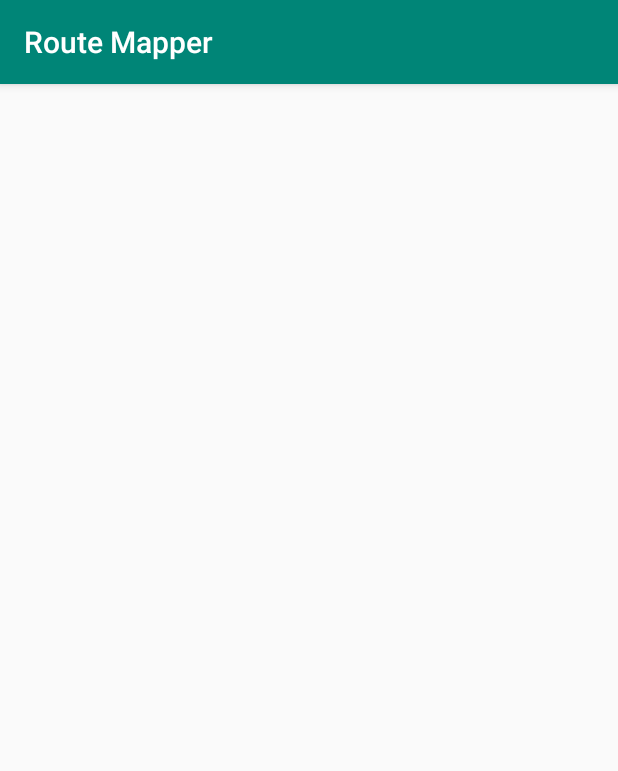
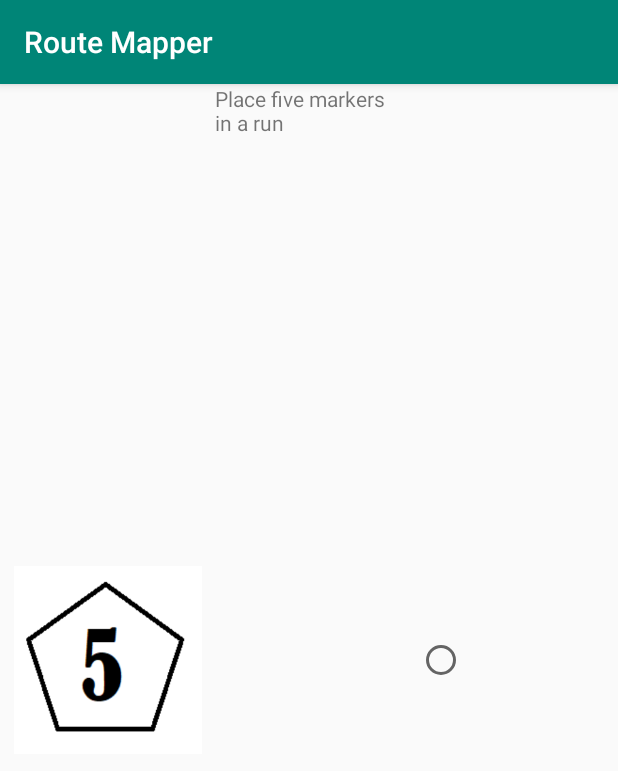
Before and after one commit to mlupo19/RouteMapper, an Android app: the screen it shows after launch (AchievementActivity), after a tap on "ACHIEVEMENTS", on a phone screen of 412 x 824 dp. Shown: the top 771 px of the screen. Run offline under Robolectric (Android 15) with nearby library versions, the phone set to English and light mode, and no system bars.

Commit message:
even even more more achieves with struggles

```diff
--- a/app/src/main/AndroidManifest.xml
+++ b/app/src/main/AndroidManifest.xml
@@ -9,6 +9,8 @@
     -->
     <uses-permission android:name="android.permission.ACCESS_FINE_LOCATION" />
     <uses-permission android:name="android.permission.ACCESS_COARSE_LOCATION" />
+    <uses-permission android:name="android.permission.READ_EXTERNAL_STORAGE" />
+    <uses-permission android:name="android.permission.WRITE_EXTERNAL_STORAGE" />
 
     <dist:module dist:instant="true" />
 
--- a/app/src/main/java/gov/unsc/routemapper/AchievementActivity.java
+++ b/app/src/main/java/gov/unsc/routemapper/AchievementActivity.java
@@ -3,7 +3,14 @@ package gov.unsc.routemapper;
 import androidx.appcompat.app.AppCompatActivity;
 
 import android.os.Bundle;
+import android.provider.MediaStore;
+import android.widget.ImageView;
 import android.widget.LinearLayout;
+import android.widget.RadioButton;
+import android.widget.TextView;
+
+import java.util.HashMap;
+import java.util.Objects;
 
 public class AchievementActivity extends AppCompatActivity {
 
@@ -14,11 +21,31 @@ public class AchievementActivity extends AppCompatActivity {
 
         LinearLayout nLayout = findViewById(R.id.nameList);
         LinearLayout pLayout = findViewById(R.id.pictureList);
+        LinearLayout vLayout = findViewById(R.id.valueList);
 
+        System.out.println(getIntent().getSerializableExtra("achieves"));
+        for (Achievement achievement : ((HashMap<String, Achievement>) getIntent().getSerializableExtra("achieves")).values()) {
+            TextView tv = new TextView(this);
+            tv.setLayoutParams(new LinearLayout.LayoutParams(
+                    LinearLayout.LayoutParams.MATCH_PARENT,
+                    LinearLayout.LayoutParams.MATCH_PARENT));
+            tv.setText(achievement.getName());
+            nLayout.addView(tv);
 
-        for (:
-             ) {
+            ImageView iv = new ImageView(this);
+            iv.setLayoutParams(new LinearLayout.LayoutParams(
+                    LinearLayout.LayoutParams.MATCH_PARENT,
+                    LinearLayout.LayoutParams.MATCH_PARENT));
+            iv.setImageResource(achievement.getImage());
+            pLayout.addView(iv);
 
+            RadioButton rb = new RadioButton(this);
+            rb.setLayoutParams(new LinearLayout.LayoutParams(
+                    LinearLayout.LayoutParams.MATCH_PARENT,
+                    LinearLayout.LayoutParams.MATCH_PARENT));
+            rb.setClickable(false);
+            rb.setChecked(achievement.isAchieved());
+            vLayout.addView(rb);
         }
     }
 }
--- a/app/src/main/java/gov/unsc/routemapper/MapsActivity.java
+++ b/app/src/main/java/gov/unsc/routemapper/MapsActivity.java
@@ -110,7 +110,7 @@ public class MapsActivity extends FragmentActivity implements OnMapReadyCallback
         distView = findViewById(R.id.distLabel);
 
         file = new File("achievements");
-        boolean exists = file.exists();
+        boolean exists = false;
         if (!exists) {
             try {
                 file.createNewFile();
@@ -139,6 +139,7 @@ public class MapsActivity extends FragmentActivity implements OnMapReadyCallback
         achievements.put("5mk", new Achievement("Place five markers in a run", R.drawable.five));
         achievements.put("10mk", new Achievement("Place ten markers in a run", R.drawable.five));
         oos.writeObject(achievements);
+        oos.flush();
     }
 
     private void loadAchievements() throws IOException, ClassNotFoundException {
@@ -298,6 +299,9 @@ public class MapsActivity extends FragmentActivity implements OnMapReadyCallback
     public void achieveClick(View view) {
         Intent toAchievementList = new Intent(this, AchievementActivity.class);
         toAchievementList.putExtra("achieves", achievements);
+        if (achievements == null)
+            System.out.println("Bruh");
+        else
         startActivity(toAchievementList);
     }
 }
--- a/app/src/main/res/layout/activity_achievement.xml
+++ b/app/src/main/res/layout/activity_achievement.xml
@@ -8,10 +8,10 @@
 
     <LinearLayout
         android:id="@+id/nameList"
-        android:layout_width="200dp"
+        android:layout_width="125dp"
         android:layout_height="match_parent"
         android:orientation="vertical"
-        app:layout_constraintEnd_toEndOf="parent"
+        app:layout_constraintEnd_toStartOf="@+id/valueList"
         app:layout_constraintStart_toEndOf="@+id/pictureList"
         app:layout_constraintTop_toTopOf="parent">
 
@@ -19,7 +19,7 @@
 
     <LinearLayout
         android:id="@+id/pictureList"
-        android:layout_width="200dp"
+        android:layout_width="125dp"
         android:layout_height="match_parent"
         android:orientation="vertical"
         app:layout_constraintEnd_toStartOf="@+id/nameList"
@@ -27,4 +27,13 @@
         app:layout_constraintTop_toTopOf="parent">
 
     </LinearLayout>
+
+    <LinearLayout
+        android:id="@+id/valueList"
+        android:layout_width="125dp"
+        android:layout_height="match_parent"
+        android:orientation="vertical"
+        app:layout_constraintEnd_toEndOf="parent"
+        app:layout_constraintStart_toEndOf="@id/nameList"
+        app:layout_constraintTop_toTopOf="parent"></LinearLayout>
 </androidx.constraintlayout.widget.ConstraintLayout>
--- a/app/src/main/res/values/strings.xml
+++ b/app/src/main/res/values/strings.xml
@@ -1,4 +1,4 @@
 <resources>
     <string name="app_name">Route Mapper</string>
-    <string name="title_activity_maps">Map</string>
+    <string name="title_activity_maps">Route Mapper</string>
 </resources>
```
